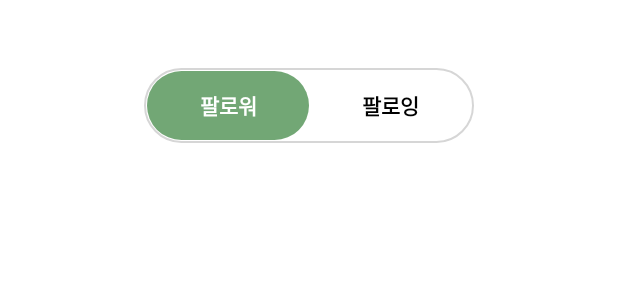
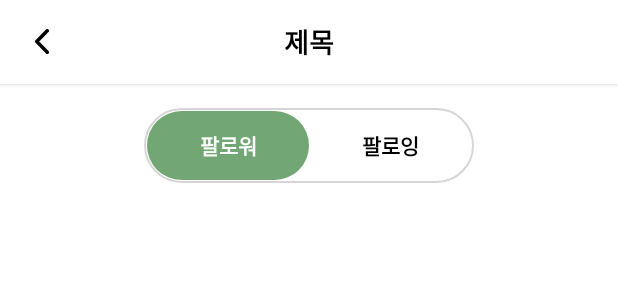
Before and after one commit to MuAring/frontend, an Android app: the layout fragment_follow_list.xml on its own in the app's theme, with its tools: preview values and no code run, on a phone screen of 412 x 824 dp. Shown: the top 300 px of the screen. Run offline under Robolectric (Android 15) with nearby library versions, the phone set to English and light mode, and no system bars; network calls fail.

Commit message:
#32 [feat]: 프로필 -> 팔로워/팔로잉 연결

```diff
--- a/feature/src/main/res/layout/fragment_follow_list.xml
+++ b/feature/src/main/res/layout/fragment_follow_list.xml
@@ -1,15 +1,24 @@
 <?xml version="1.0" encoding="utf-8"?>
 <LinearLayout xmlns:android="http://schemas.android.com/apk/res/android"
+    xmlns:app="http://schemas.android.com/apk/res-auto"
+    android:id="@+id/followFragment"
     android:layout_width="match_parent"
     android:layout_height="match_parent"
     android:orientation="vertical">
+
+    <include
+        android:id="@+id/toolbar"
+        layout="@layout/toolbar_common"
+        app:layout_constraintTop_toTopOf="parent"
+        app:layout_constraintStart_toStartOf="parent"
+        app:layout_constraintEnd_toEndOf="parent" />
 
     <org.maru.muaring.feature.follow.ui.FollowToggleView
         android:id="@+id/followToggle"
         android:layout_width="wrap_content"
         android:layout_height="wrap_content"
         android:layout_gravity="center"
-        android:layout_marginTop="45dp"
+        android:layout_marginTop="16dp"
         android:layout_marginBottom="34dp"/>
 
 
--- a/feature/src/main/res/layout/fragment_member_profile_read.xml
+++ b/feature/src/main/res/layout/fragment_member_profile_read.xml
@@ -117,6 +117,7 @@
             </LinearLayout>
 
             <LinearLayout
+                android:id="@+id/showFollower"
                 android:layout_width="0dp"
                 android:layout_height="wrap_content"
                 android:layout_weight="1"
@@ -140,6 +141,7 @@
             </LinearLayout>
 
             <LinearLayout
+                android:id="@+id/showFollowing"
                 android:layout_width="0dp"
                 android:layout_height="wrap_content"
                 android:layout_weight="1"
```
Also changed, not shown: feature/src/main/java/org/maru/muaring/feature/follow/ui/FollowFragment.java (+28 -1 lines), feature/src/main/java/org/maru/muaring/feature/member/ui/MemberProfileReadFragment.java (+22 -0 lines).
